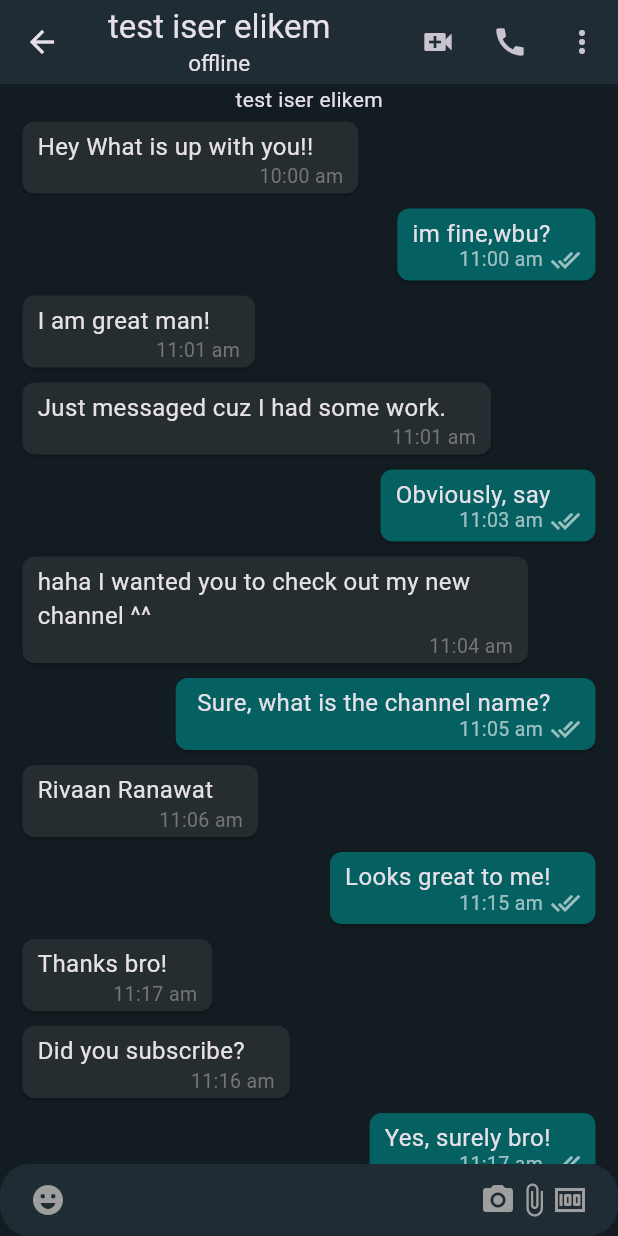
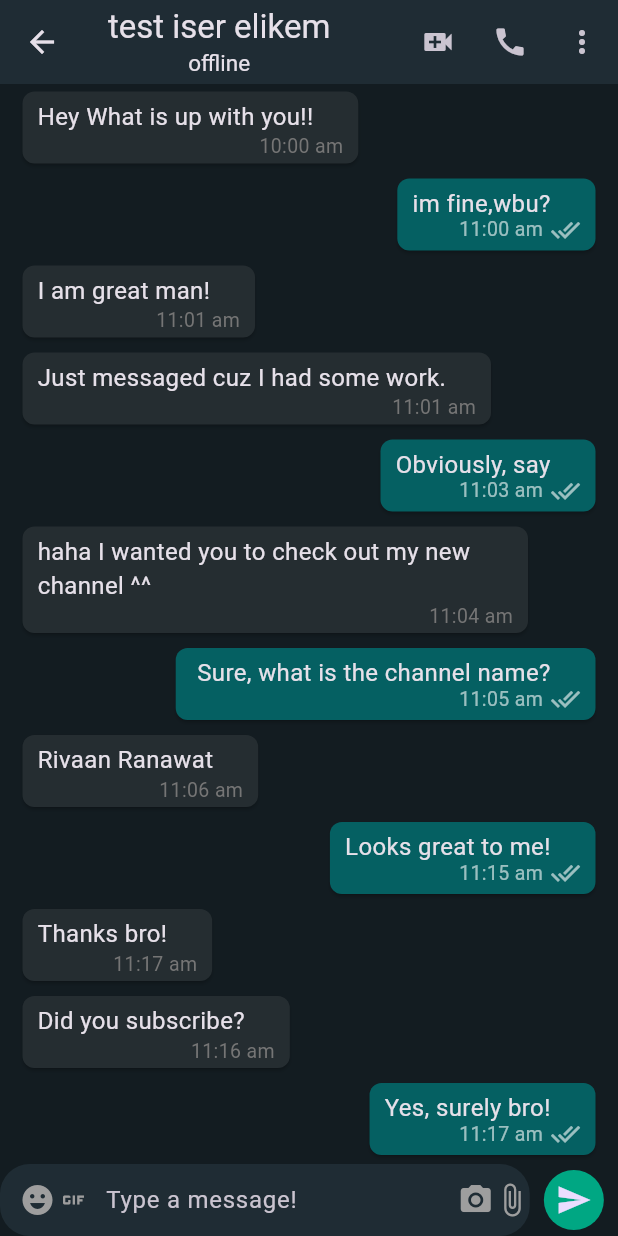
Before and after one commit to samuel2l/Social-Media-Chat-App, a Flutter app: the MobileChatScreen screen opened directly, on a phone screen of 412 x 824 dp. Run offline on Flutter 3.47's test engine with Material 3 defaults, Android fonts, the phone set to English and light mode, and no system bars; our stand-ins replace cloud_firestore, country_picker, firebase_auth, firebase_core, firebase_storage, flutter_contacts and 2 more; accounts and stored records are empty.

Commit message:
add send message field

```diff
--- /dev/null
+++ b/lib/features/chat/screens/mobile_chat_screen.dart
@@ -0,0 +1,141 @@
+import 'package:flutter/cupertino.dart';
+import 'package:flutter/material.dart';
+import 'package:flutter/widgets.dart';
+import 'package:flutter_riverpod/flutter_riverpod.dart';
+import 'package:social_media_chat_app/features/auth/controller/auth_controller.dart';
+import 'package:social_media_chat_app/models/user_model.dart';
+import 'package:social_media_chat_app/utils/colors.dart';
+import 'package:social_media_chat_app/widgets/chat_list.dart';
+
+class MobileChatScreen extends ConsumerStatefulWidget {
+
+  static const String routeName = '/chat-screen';
+
+  final String name, uid;
+
+  const MobileChatScreen({super.key, required this.name, required this.uid});
+
+  @override
+  ConsumerState<ConsumerStatefulWidget> createState() => _MobileChatScreenState();
+}
+
+class _MobileChatScreenState extends ConsumerState<MobileChatScreen> {
+
+  @override
+  Widget build(BuildContext context) {
+    return Scaffold(
+      appBar: AppBar(
+        backgroundColor: appBarColor,
+        title: StreamBuilder<UserModel>(
+          stream: ref.watch(authControllerProvider).checkUserOnline(widget.uid),
+          builder: (context, snapshot) {
+            if (snapshot.connectionState == ConnectionState.waiting) {
+              return const Center(
+                child: CircularProgressIndicator(),
+              );
+            }
+            return Column(
+              children: [
+                Text(widget.name),
+                Text(
+                  snapshot.data!.isOnline ? 'online' : 'offline',
+                  style: const TextStyle(fontSize: 15),
+                )
+              ],
+            );
+          },
+        ),
+        centerTitle: false,
+        actions: [
+          IconButton(
+            onPressed: () {},
+            icon: const Icon(Icons.video_call),
+          ),
+          IconButton(
+            onPressed: () {},
+            icon: const Icon(Icons.call),
+          ),
+          IconButton(
+            onPressed: () {},
+            icon: const Icon(Icons.more_vert),
+          ),
+        ],
+      ),
+      body: Column(
+        children: [
+          const Expanded(
+            child: ChatList(),
+          ),
+          Row(
+            children: [
+              Expanded(
+                flex: 6,
+                child: TextField(
+                  decoration: InputDecoration(
+                    filled: true,
+                    fillColor: mobileChatBoxColor,
+                    prefixIcon: Padding(
+                      padding: const EdgeInsets.only(left: 13),
+                      child: SizedBox(
+                        width: MediaQuery.of(context).size.width * 0.13,
+                        child: Row(
+                          children: [
+                            GestureDetector(
+                              onTap: () {},
+                              child: const Icon(
+                                Icons.emoji_emotions,
+                                color: Colors.grey,
+                              ),
+                            ),
+                            GestureDetector(
+                              onTap: () {},
+                              child: const Icon(
+                                Icons.gif,
+                                color: Colors.grey,
+                              ),
+                            ),
+                          ],
+                        ),
+                      ),
+                    ),
+                    suffixIcon: const SizedBox(
+                      width: 100,
+                      child: Row(
+                        mainAxisAlignment: MainAxisAlignment.end,
+                        children: [
+                          Icon(
+                            Icons.camera_alt,
+                            color: Colors.grey,
+                          ),
+                          Icon(
+                            Icons.attach_file,
+                            color: Colors.grey,
+                          ),
+                        ],
+                      ),
+                    ),
+                    hintText: 'Type a message!',
+                    border: OutlineInputBorder(
+                      borderRadius: BorderRadius.circular(20.0),
+                      borderSide: const BorderSide(
+                        width: 0,
+                        style: BorderStyle.none,
+                      ),
+                    ),
+                    contentPadding: const EdgeInsets.all(10),
+                  ),
+                ),
+              ),
+              const Expanded(
+                child: CircleAvatar(
+                  backgroundColor: tabColor,
+                  child: Icon(Icons.send),
+                ),
+              )
+            ],
+          ),
+        ],
+      ),
+    );
+  }
+}
--- a/lib/features/contacts/repository/contact_repository.dart
+++ b/lib/features/contacts/repository/contact_repository.dart
@@ -5,7 +5,7 @@ import 'package:flutter_contacts/flutter_contacts.dart';
 import 'package:flutter_riverpod/flutter_riverpod.dart';
 import 'package:social_media_chat_app/features/common/utils/utils.dart';
 import 'package:social_media_chat_app/models/user_model.dart';
-import 'package:social_media_chat_app/screens/mobile_chat_screen.dart';
+import 'package:social_media_chat_app/features/chat/screens/mobile_chat_screen.dart';
 
 final contactsRepositoryProvider = Provider((ref) {
   return ContactsRepository(firestore: FirebaseFirestore.instance);
--- a/lib/router.dart
+++ b/lib/router.dart
@@ -3,7 +3,7 @@ import 'package:social_media_chat_app/features/auth/screens/login.dart';
 import 'package:social_media_chat_app/features/auth/screens/otp.dart';
 import 'package:social_media_chat_app/features/auth/screens/user_profile.dart';
 import 'package:social_media_chat_app/features/contacts/screens/contacts.dart';
-import 'package:social_media_chat_app/screens/mobile_chat_screen.dart';
+import 'package:social_media_chat_app/features/chat/screens/mobile_chat_screen.dart';
 
 Route<dynamic> generateRoute(RouteSettings settings) {
   switch (settings.name) {
--- a/lib/screens/mobile_chat_screen.dart
+++ /dev/null
@@ -1,108 +0,0 @@
-import 'package:flutter/material.dart';
-import 'package:flutter/widgets.dart';
-import 'package:flutter_riverpod/flutter_riverpod.dart';
-import 'package:social_media_chat_app/features/auth/controller/auth_controller.dart';
-import 'package:social_media_chat_app/models/user_model.dart';
-import 'package:social_media_chat_app/utils/colors.dart';
-import 'package:social_media_chat_app/features/chat/widgets/chat_list.dart';
-
-class MobileChatScreen extends ConsumerWidget {
-  static const String routeName = '/chat-screen';
-
-  final String name, uid;
-
-  const MobileChatScreen({super.key, required this.name, required this.uid});
-
-  @override
-  Widget build(BuildContext context, WidgetRef ref) {
-    return Scaffold(
-      appBar: AppBar(
-        backgroundColor: appBarColor,
-        title: StreamBuilder<UserModel>(
-          stream: ref.watch(authControllerProvider).checkUserOnline(uid),
-          builder: (context, snapshot) {
-            if (snapshot.connectionState == ConnectionState.waiting) {
-              return const Center(
-                child: CircularProgressIndicator(),
-              );
-            }
-            return Column(
-              children: [
-                Text(name),
-                Text(
-                  snapshot.data!.isOnline ? 'online' : 'offline',
-                  style: const TextStyle(fontSize: 15),
-                )
-              ],
-            );
-          },
-        ),
-        centerTitle: false,
-        actions: [
-          IconButton(
-            onPressed: () {},
-            icon: const Icon(Icons.video_call),
-          ),
-          IconButton(
-            onPressed: () {},
-            icon: const Icon(Icons.call),
-          ),
-          IconButton(
-            onPressed: () {},
-            icon: const Icon(Icons.more_vert),
-          ),
-        ],
-      ),
-      body: Column(
-        children: [
-          Text(name),
-          const Expanded(
-            child: ChatList(),
-          ),
-          TextField(
-            decoration: InputDecoration(
-              filled: true,
-              fillColor: mobileChatBoxColor,
-              prefixIcon: const Padding(
-                padding: EdgeInsets.symmetric(horizontal: 20.0),
-                child: Icon(
-                  Icons.emoji_emotions,
-                  color: Colors.grey,
-                ),
-              ),
-              suffixIcon: const Padding(
-                padding: EdgeInsets.symmetric(horizontal: 20.0),
-                child: Row(
-                  mainAxisAlignment: MainAxisAlignment.end,
-                  children: [
-                    Icon(
-                      Icons.camera_alt,
-                      color: Colors.grey,
-                    ),
-                    Icon(
-                      Icons.attach_file,
-                      color: Colors.grey,
-                    ),
-                    Icon(
-                      Icons.money,
-                      color: Colors.grey,
-                    ),
-                  ],
-                ),
-              ),
-              hintText: 'Type a message!',
-              border: OutlineInputBorder(
-                borderRadius: BorderRadius.circular(20.0),
-                borderSide: const BorderSide(
-                  width: 0,
-                  style: BorderStyle.none,
-                ),
-              ),
-              contentPadding: const EdgeInsets.all(10),
-            ),
-          ),
-        ],
-      ),
-    );
-  }
-}
--- a/lib/screens/web_layout_screen.dart
+++ b/lib/screens/web_layout_screen.dart
@@ -1,6 +1,6 @@
 import 'package:flutter/material.dart';
 import 'package:social_media_chat_app/utils/colors.dart';
-import 'package:social_media_chat_app/features/chat/widgets/chat_list.dart';
+import 'package:social_media_chat_app/widgets/chat_list.dart';
 import 'package:social_media_chat_app/widgets/web_chat_appbar.dart';
 import 'package:social_media_chat_app/widgets/contacts_list.dart';
 import 'package:social_media_chat_app/widgets/web_profile_bar.dart';
--- a/lib/widgets/contacts_list.dart
+++ b/lib/widgets/contacts_list.dart
@@ -1,7 +1,7 @@
 import 'package:flutter/material.dart';
 import 'package:social_media_chat_app/utils/colors.dart';
 import 'package:social_media_chat_app/info.dart';
-import 'package:social_media_chat_app/screens/mobile_chat_screen.dart';
+import 'package:social_media_chat_app/features/chat/screens/mobile_chat_screen.dart';
 
 class ContactsList extends StatelessWidget {
   const ContactsList({super.key});
```
Also changed, not shown: lib/widgets/chat_list.dart (renamed from lib/features/chat/widgets/chat_list.dart).
